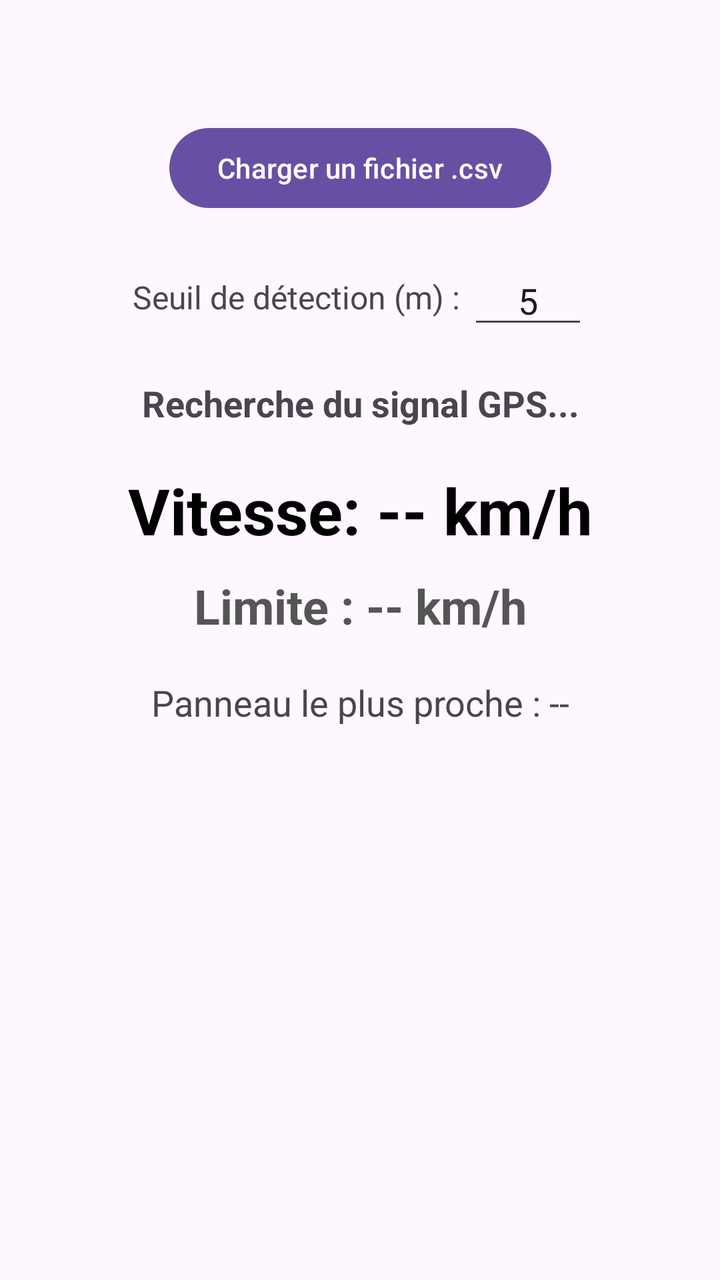
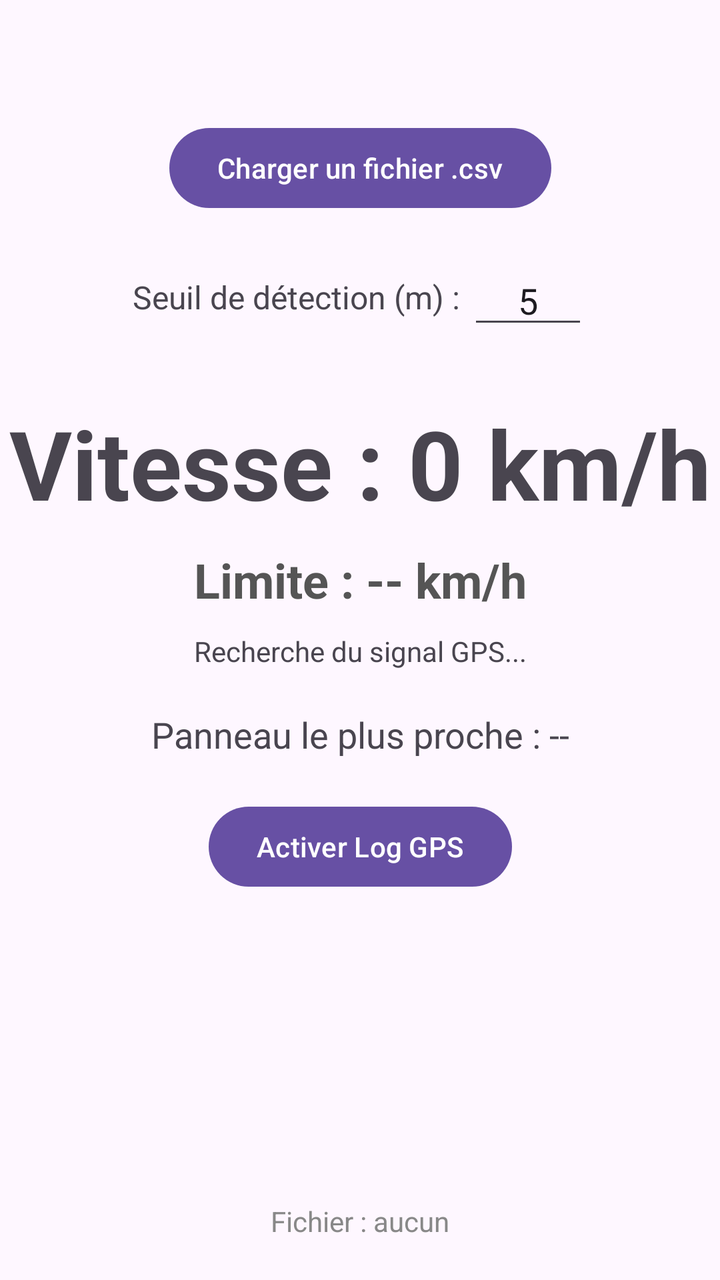

Before-and-after screenshots of an Android layout around one commit, followed by the original layout XML and the change that was made.
<!-- AndroidManifest.xml: application theme Theme.VMAdetect -->
<!-- res/layout/activity_main.xml -->
<?xml version="1.0" encoding="utf-8"?>
<androidx.constraintlayout.widget.ConstraintLayout xmlns:android="http://schemas.android.com/apk/res/android"
    xmlns:app="http://schemas.android.com/apk/res-auto"
    xmlns:tools="http://schemas.android.com/tools"
    android:id="@+id/main"
    android:layout_width="match_parent"
    android:layout_height="match_parent"
    tools:context=".MainActivity">

    <Button
        android:id="@+id/btn_load_csv"
        android:layout_width="wrap_content"
        android:layout_height="wrap_content"
        android:text="Charger un fichier .csv"
        app:layout_constraintEnd_toEndOf="parent"
        app:layout_constraintStart_toStartOf="parent"
        app:layout_constraintTop_toTopOf="parent"
        android:layout_marginTop="60dp"/>

    <LinearLayout
        android:id="@+id/layout_threshold"
        android:layout_width="wrap_content"
        android:layout_height="wrap_content"
        android:orientation="horizontal"
        android:layout_marginTop="20dp"
        android:gravity="center_vertical"
        app:layout_constraintEnd_toEndOf="parent"
        app:layout_constraintStart_toStartOf="parent"
        app:layout_constraintTop_toBottomOf="@id/btn_load_csv">

        <TextView
            android:layout_width="wrap_content"
            android:layout_height="wrap_content"
            android:text="Seuil de détection (m) : "
            android:textSize="16sp" />

        <EditText
            android:id="@+id/et_threshold"
            android:layout_width="60dp"
            android:layout_height="wrap_content"
            android:inputType="numberDecimal"
            android:text="5"
            android:textAlignment="center" />
    </LinearLayout>

    <TextView
        android:id="@+id/tv_location"
        android:layout_width="wrap_content"
        android:layout_height="wrap_content"
        android:layout_marginTop="20dp"
        android:text="Recherche du signal GPS..."
        android:textSize="18sp"
        android:textStyle="bold"
        android:gravity="center"
        app:layout_constraintEnd_toEndOf="parent"
        app:layout_constraintStart_toStartOf="parent"
        app:layout_constraintTop_toBottomOf="@id/layout_threshold" />

    <TextView
        android:id="@+id/tv_speed"
        android:layout_width="wrap_content"
        android:layout_height="wrap_content"
        android:layout_marginTop="20dp"
        android:text="Vitesse: -- km/h"
        android:textSize="32sp"
        android:textColor="#000000"
        android:textStyle="bold"
        app:layout_constraintEnd_toEndOf="parent"
        app:layout_constraintStart_toStartOf="parent"
        app:layout_constraintTop_toBottomOf="@id/tv_location" />

    <TextView
        android:id="@+id/tv_speed_limit"
        android:layout_width="wrap_content"
        android:layout_height="wrap_content"
        android:layout_marginTop="10dp"
        android:text="Limite : -- km/h"
        android:textSize="24sp"
        android:textColor="#555555"
        android:textStyle="bold"
        app:layout_constraintEnd_toEndOf="parent"
        app:layout_constraintStart_toStartOf="parent"
        app:layout_constraintTop_toBottomOf="@id/tv_speed" />

    <TextView
        android:id="@+id/tv_nearest_panneau"
        android:layout_width="wrap_content"
        android:layout_height="wrap_content"
        android:layout_marginTop="20dp"
        android:text="Panneau le plus proche : --"
        android:textSize="18sp"
        android:gravity="center"
        app:layout_constraintEnd_toEndOf="parent"
        app:layout_constraintStart_toStartOf="parent"
        app:layout_constraintTop_toBottomOf="@id/tv_speed_limit" />

    

</androidx.constraintlayout.widget.ConstraintLayout>
<!-- resources referenced by this layout -->
<resources>
  <style name="Theme.VMAdetect" parent="Base.Theme.VMAdetect" />
  <style name="Base.Theme.VMAdetect" parent="Theme.Material3.DayNight.NoActionBar">
          
          
      </style>
</resources>

<!-- the commit's change to res/layout/activity_main.xml (unified diff, before → after) -->
@@ -44,30 +44,16 @@
     </LinearLayout>
 
     <TextView
-        android:id="@+id/tv_location"
+        android:id="@+id/tv_speed"
         android:layout_width="wrap_content"
         android:layout_height="wrap_content"
-        android:layout_marginTop="20dp"
-        android:text="Recherche du signal GPS..."
-        android:textSize="18sp"
+        android:layout_marginTop="30dp"
+        android:text="Vitesse : 0 km/h"
+        android:textSize="48sp"
         android:textStyle="bold"
-        android:gravity="center"
         app:layout_constraintEnd_toEndOf="parent"
         app:layout_constraintStart_toStartOf="parent"
         app:layout_constraintTop_toBottomOf="@id/layout_threshold" />
-
-    <TextView
-        android:id="@+id/tv_speed"
-        android:layout_width="wrap_content"
-        android:layout_height="wrap_content"
-        android:layout_marginTop="20dp"
-        android:text="Vitesse: -- km/h"
-        android:textSize="32sp"
-        android:textColor="#000000"
-        android:textStyle="bold"
-        app:layout_constraintEnd_toEndOf="parent"
-        app:layout_constraintStart_toStartOf="parent"
-        app:layout_constraintTop_toBottomOf="@id/tv_location" />
 
     <TextView
         android:id="@+id/tv_speed_limit"
@@ -83,6 +69,19 @@
         app:layout_constraintTop_toBottomOf="@id/tv_speed" />
 
     <TextView
+        android:id="@+id/tv_location"
+        android:layout_width="wrap_content"
+        android:layout_height="wrap_content"
+        android:layout_marginTop="10dp"
+        android:text="Recherche du signal GPS..."
+        android:textSize="14sp"
+        android:textStyle="normal"
+        android:gravity="center"
+        app:layout_constraintEnd_toEndOf="parent"
+        app:layout_constraintStart_toStartOf="parent"
+        app:layout_constraintTop_toBottomOf="@id/tv_speed_limit" />
+
+    <TextView
         android:id="@+id/tv_nearest_panneau"
         android:layout_width="wrap_content"
         android:layout_height="wrap_content"
@@ -92,8 +91,29 @@
         android:gravity="center"
         app:layout_constraintEnd_toEndOf="parent"
         app:layout_constraintStart_toStartOf="parent"
-        app:layout_constraintTop_toBottomOf="@id/tv_speed_limit" />
+        app:layout_constraintTop_toBottomOf="@id/tv_location" />
 
-    
+    <Button
+        android:id="@+id/btn_toggle_log"
+        android:layout_width="wrap_content"
+        android:layout_height="wrap_content"
+        android:layout_marginTop="20dp"
+        android:text="Activer Log GPS"
+        app:layout_constraintEnd_toEndOf="parent"
+        app:layout_constraintStart_toStartOf="parent"
+        app:layout_constraintTop_toBottomOf="@id/tv_nearest_panneau" />
+
+    <TextView
+        android:id="@+id/tv_csv_filename"
+        android:layout_width="0dp"
+        android:layout_height="wrap_content"
+        android:layout_marginBottom="20dp"
+        android:gravity="center"
+        android:text="Fichier : aucun"
+        android:textSize="14sp"
+        android:textColor="#888888"
+        app:layout_constraintBottom_toBottomOf="parent"
+        app:layout_constraintEnd_toEndOf="parent"
+        app:layout_constraintStart_toStartOf="parent" />
 
 </androidx.constraintlayout.widget.ConstraintLayout>
